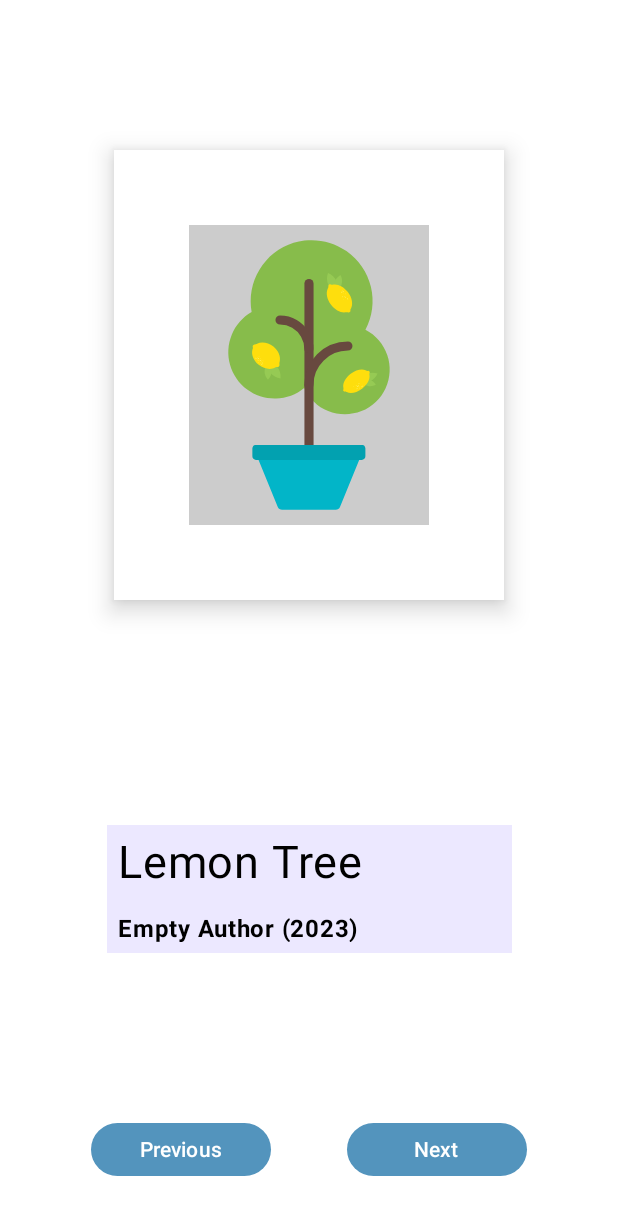
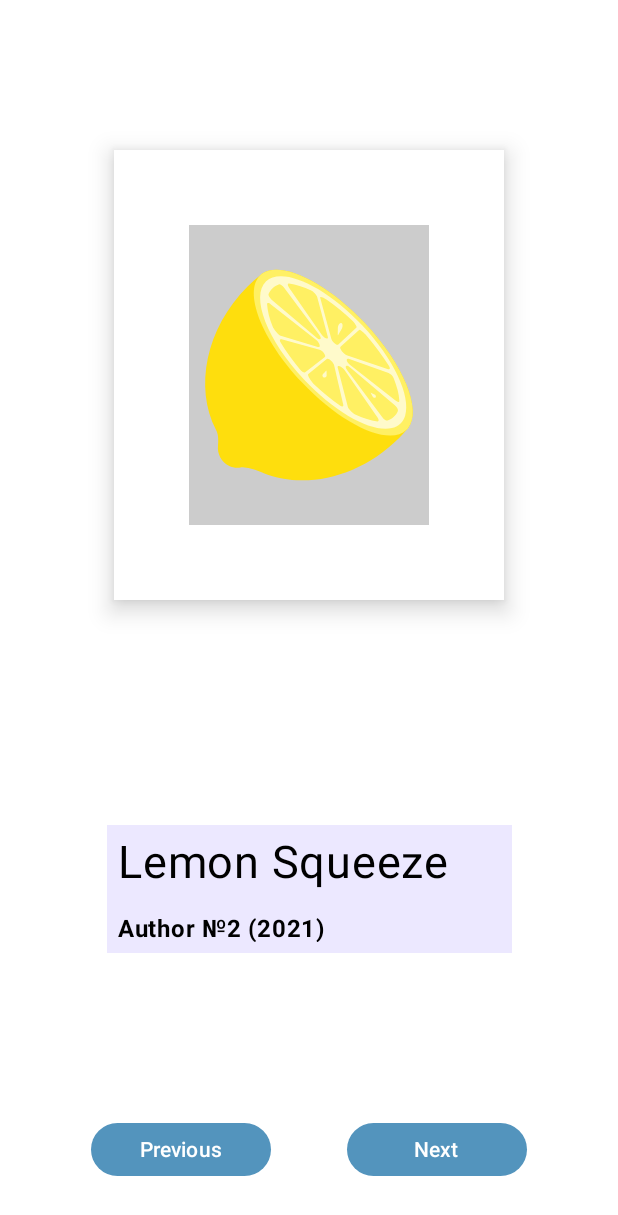
Before and after one commit to Name707/ArtSpaceApp, an Android app built with Jetpack Compose: the screen it shows after launch (MainActivity), after a tap on "Next", on a phone screen of 412 x 824 dp. Shown: the top 1215 px of the screen. Run offline under Robolectric (Android 15) with nearby library versions, the phone set to English and light mode, and no system bars.

```diff
--- a/app/src/main/java/com/example/artspace/MainActivity.kt
+++ b/app/src/main/java/com/example/artspace/MainActivity.kt
@@ -1,12 +1,10 @@
 package com.example.artspace
 
-import android.annotation.SuppressLint
 import android.os.Bundle
 import androidx.activity.ComponentActivity
 import androidx.activity.compose.setContent
 import androidx.compose.foundation.Image
 import androidx.compose.foundation.background
-import androidx.compose.foundation.border
 import androidx.compose.foundation.layout.Arrangement
 import androidx.compose.foundation.layout.Column
 import androidx.compose.foundation.layout.Row
@@ -18,9 +16,7 @@ import androidx.compose.foundation.layout.padding
 import androidx.compose.foundation.layout.width
 import androidx.compose.foundation.layout.wrapContentSize
 import androidx.compose.material3.Button
-import androidx.compose.material3.ButtonColors
 import androidx.compose.material3.ButtonDefaults
-import androidx.compose.material3.DrawerDefaults.containerColor
 import androidx.compose.runtime.Composable
 import androidx.compose.ui.Alignment
 import androidx.compose.ui.Modifier
@@ -31,7 +27,11 @@ import androidx.compose.ui.tooling.preview.Preview
 import androidx.compose.ui.unit.dp
 import com.example.artspace.ui.theme.ArtSpaceTheme
 import androidx.compose.material3.Text
-import androidx.compose.ui.text.TextStyle
+import androidx.compose.runtime.getValue
+import androidx.compose.runtime.mutableStateOf
+import androidx.compose.runtime.remember
+import androidx.compose.runtime.setValue
+import androidx.compose.ui.res.stringResource
 import androidx.compose.ui.text.font.FontWeight
 import androidx.compose.ui.unit.TextUnit
 import androidx.compose.ui.unit.sp
@@ -61,7 +61,29 @@ fun ArtSpaceLayout() {
 fun ArtSpace(
     modifier: Modifier,
 ) {
-    val currentImage = R.drawable.lemon_tree
+    var clickResult by remember {
+        mutableStateOf(0)
+    }
+
+    if (clickResult >= 3) clickResult = 3
+    if (clickResult <= 0) clickResult = 0
+
+    val actualImage = when (clickResult) {
+        0 -> R.drawable.lemon_tree
+        1 -> R.drawable.lemon_squeeze
+        2 -> R.drawable.lemon_drink
+        else -> R.drawable.lemon_restart
+    }
+
+    val canvasInfoBanner = when (actualImage) {
+        R.drawable.lemon_tree -> stringResource(R.string.Lemon_tree)
+        R.drawable.lemon_squeeze -> stringResource(R.string.Lemon_squeeze)
+        R.drawable.lemon_drink -> stringResource(R.string.Lemonade_cup)
+        R.drawable.lemon_restart -> stringResource(R.string.Lemonade_drink)
+        else -> "The End"
+    }
+
+    val parsingCanvasInfoBanner = canvasInfoBanner.split(";")
 
     Column(
         modifier = Modifier
@@ -86,8 +108,8 @@ fun ArtSpace(
                 modifier = Modifier
                     .padding(50.dp)
                     .background(color = Color.LightGray),
-                painter = painterResource(currentImage),
-                contentDescription = null,  /*stringResource(R.string.Lemonade_tree)*/
+                painter = painterResource(actualImage),
+                contentDescription = null,
             )
         }
 
@@ -95,25 +117,6 @@ fun ArtSpace(
             modifier = Modifier
                 .height(150.dp)
         )
-
-        CanvasInfo("Lemon Tree", "Empty Author", 2023)
-
-        Spacer(
-            modifier = Modifier
-                .height(80.dp)
-        )
-
-        NextPrevButton("Previous", "Next")
-    }
-
-}
-
-@Composable
-fun CanvasInfo(
-    canvasName: String,
-    author: String,
-    date: Short,
-) {
 
         Row(
             modifier = Modifier
@@ -126,7 +129,7 @@ fun CanvasInfo(
         ) {
 
             Text(
-            text = "$canvasName",
+                text = parsingCanvasInfoBanner[0],
                 fontSize = 30.sp,
             )
         }
@@ -142,17 +145,15 @@ fun CanvasInfo(
         ) {
 
             Text(
-            text = "$author ($date)",
+                text = "${parsingCanvasInfoBanner[1]} (${parsingCanvasInfoBanner[2]})",
                 fontWeight = FontWeight.Bold,
             )
         }
-}
 
-@Composable
-fun NextPrevButton(
-    buttonTextPrev: String,
-    buttonTextNext: String,
-) {
+        Spacer(
+            modifier = Modifier
+                .height(80.dp)
+        )
 
         Row(
             modifier = Modifier
@@ -161,9 +162,8 @@ fun NextPrevButton(
             horizontalArrangement = Arrangement.Center,
             verticalAlignment = Alignment.CenterVertically,
         ) {
-
             Button(
-            onClick = {},
+                onClick = { clickResult-- },
                 modifier = Modifier
                     .padding(25.dp)
                     .height(35.dp)
@@ -175,13 +175,12 @@ fun NextPrevButton(
             ) {
 
                 Text(
-                text = buttonTextPrev
+                    text = "Previous",
                 )
-
             }
 
             Button(
-            onClick = {},
+                onClick = { clickResult++ },
                 modifier = Modifier
                     .padding(25.dp)
                     .height(35.dp)
@@ -189,12 +188,15 @@ fun NextPrevButton(
                 colors = ButtonDefaults.buttonColors(
                     containerColor = Color(0xFF5394bd),
                 )
+
             ) {
 
                 Text(
-                text = buttonTextNext
+                    text = "Next",
                 )
+            }
 
         }
     }
+
 }
--- a/app/src/main/res/values/strings.xml
+++ b/app/src/main/res/values/strings.xml
@@ -1,6 +1,7 @@
 <resources>
     <string name="app_name">ArtSpace</string>
-    <string name="Lemonade_tree">Lemonade Tree</string>
-    <string name="Lemonade_cup">Lemonade Cup</string>
-    <string name="Lemonade_drink">Lemonade Drink</string>
+    <string name="Lemon_tree">Lemon Tree;Author №1;2020</string>
+    <string name="Lemon_squeeze">Lemon Squeeze;Author №2;2021</string>
+    <string name="Lemonade_cup">Lemonade Cup;Author №3;2022</string>
+    <string name="Lemonade_drink">Lemonade Drink;Author №4;2023</string>
 </resources>
```
Lines whose indentation alone changed are shown as unchanged.
